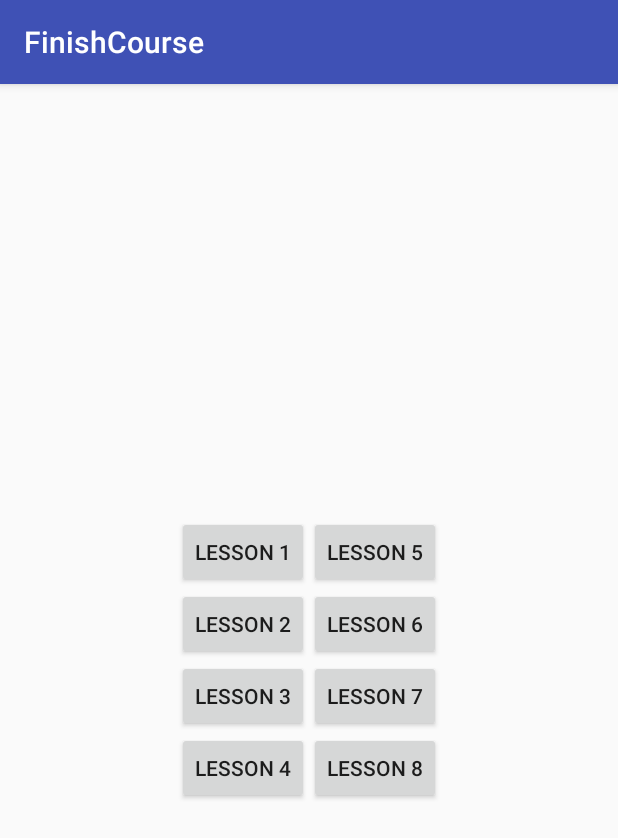
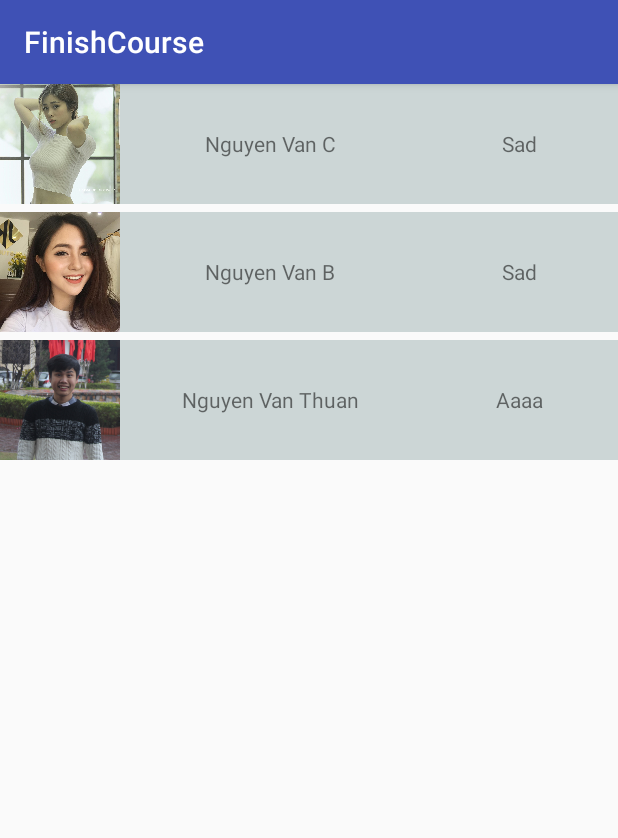
Before and after one commit to EnvityStudio/FinalCourse, an Android app: the screen it shows after launch (MainActivity before the commit, LessonSixActivity after it), after a tap on "LESSON 6", on a phone screen of 412 x 824 dp. Shown: the top 838 px of the screen. Run offline under Robolectric (Android 15) with nearby library versions, the phone set to English and light mode, and no system bars; our stand-ins replace Picasso.

Commit message:
done lesson 6

```diff
--- a/app/build.gradle
+++ b/app/build.gradle
@@ -24,6 +24,9 @@ dependencies {
     implementation 'com.android.support.constraint:constraint-layout:1.1.3'
     testImplementation 'junit:junit:4.12'
     implementation 'com.android.support:recyclerview-v7:27.0.0'
+    implementation 'com.google.code.gson:gson:2.8.2'
+    implementation 'com.squareup.picasso:picasso:2.5.2'
+    implementation 'com.android.support:design:27.0.0'
     androidTestImplementation 'com.android.support.test:runner:1.0.2'
     androidTestImplementation 'com.android.support.test.espresso:espresso-core:3.0.2'
 }
--- a/app/src/main/AndroidManifest.xml
+++ b/app/src/main/AndroidManifest.xml
@@ -31,6 +31,12 @@
         <activity android:name=".lessonThree.LessonThreeSubActivity">
 
         </activity>
+        <activity android:name=".lessonSix.LessonSixActivity">
+
+        </activity>
+        <activity android:name=".lessonSix.LessonSixSubActivity">
+
+        </activity>
     </application>
 
 </manifest>
--- a/app/src/main/java/com/example/admin/finishcourse/MainActivity.java
+++ b/app/src/main/java/com/example/admin/finishcourse/MainActivity.java
@@ -13,6 +13,7 @@ import android.widget.Button;
 import android.widget.Toast;
 
 import com.example.admin.finishcourse.lessonOne.Lesson1Activity;
+import com.example.admin.finishcourse.lessonSix.LessonSixActivity;
 import com.example.admin.finishcourse.lessonThree.LessonThreeActivity;
 import com.example.admin.finishcourse.lessonTwo.LessonTwoActivity;
 
@@ -73,7 +74,8 @@ public class MainActivity extends AppCompatActivity implements View.OnClickListe
                 Toast.makeText(this, "Coming soooonnnnn!!!!", Toast.LENGTH_SHORT).show();
                 break;
             case R.id.btnLesson6:
-                Toast.makeText(this, "Coming soooonnnnn!!!!", Toast.LENGTH_SHORT).show();
+                intent = new Intent(this, LessonSixActivity.class);
+                startActivity(intent);
                 break;
             case R.id.btnLesson7:
                 Toast.makeText(this, "Coming soooonnnnn!!!!", Toast.LENGTH_SHORT).show();
--- /dev/null
+++ b/app/src/main/java/com/example/admin/finishcourse/lessonSix/LessonSixActivity.java
@@ -0,0 +1,105 @@
+package com.example.admin.finishcourse.lessonSix;
+/**
+ * @author Thuan Envity
+ * @date 2018/12/27
+ */
+
+import android.content.Context;
+import android.content.Intent;
+import android.os.Bundle;
+import android.support.annotation.Nullable;
+import android.support.v7.app.AppCompatActivity;
+import android.support.v7.widget.LinearLayoutManager;
+import android.support.v7.widget.RecyclerView;
+import android.util.Log;
+
+import com.example.admin.finishcourse.R;
+import com.google.gson.Gson;
+
+import java.util.ArrayList;
+import java.util.List;
+
+public class LessonSixActivity extends AppCompatActivity {
+    private static final String TAG = "LessonSixActivity";
+    private RecyclerView mRecyclerView;
+    private List<Student> studentList;
+    private LessonSixRecyclerViewAdapter mLessonSixRecyclerViewAdapter;
+    private Context mContext;
+
+    private void convertJson() {
+        Log.d(TAG, "convertJson: abcdef");
+        Gson gson = new Gson();
+        String json = "{\n" +
+                "  \"studentList\": [\n" +
+                "    {\n" +
+                "      \"id\":\"1\",\n" +
+                "      \"name\":\"Nguyen Van C\",\n" +
+                "      \"imageUrl\":\"a\",\n" +
+                "      \"status\":\"Sad\"\n" +
+                "    } ,\n" +
+                "    {\n" +
+                "      \"id\":\"2\",\n" +
+                "      \"name\":\"Nguyen Van B\",\n" +
+                "      \"imageUrl\":\"b\",\n" +
+                "      \"status\":\"Sad\"\n" +
+                "    } ,\n" +
+                "    {\n" +
+                "      \"id\":\"3\",\n" +
+                "      \"name\":\"Nguyen Van Thuan\",\n" +
+                "      \"imageUrl\":\"c\",\n" +
+                "      \"status\":\"Aaaa\"\n" +
+                "    }\n" +
+                "\n" +
+                "  ]\n" +
+                "}\n";
+
+
+       StudentData studentData = (StudentData) gson.fromJson(json, StudentData.class);
+       studentList = studentData.getStudentList();
+        Log.d(TAG, "convertJson: " + studentList.get(1).getName());
+    }
+
+
+    @Override
+    protected void onActivityResult(int requestCode, int resultCode, Intent data) {
+        super.onActivityResult(requestCode, resultCode, data);
+        Log.d(TAG,"onActivityResult");
+        if(requestCode==1){
+            if(resultCode==RESULT_OK){
+
+                Student student = (Student) data.getSerializableExtra("updateStudent");
+                studentList.get(Integer.parseInt(student.getId())-1).setStatus(student.getStatus());
+                Log.d(TAG, studentList.get(Integer.parseInt(student.getId())-1).getName());
+                Log.d(TAG, studentList.get(Integer.parseInt(student.getId())-1).getStatus());
+                mLessonSixRecyclerViewAdapter.update(studentList);
+            }
+        }
+    }
+
+    @Override
+    protected void onCreate(@Nullable Bundle savedInstanceState) {
+        super.onCreate(savedInstanceState);
+        setContentView(R.layout.activity_lesson6_main);
+        mRecyclerView = (RecyclerView) findViewById(R.id.recyclerViewLesson6);
+        studentList = new ArrayList<>();
+        convertJson();
+        //
+        mLessonSixRecyclerViewAdapter = new LessonSixRecyclerViewAdapter(this, studentList);
+        LinearLayoutManager layoutManager = new LinearLayoutManager(getApplicationContext());
+        layoutManager.setOrientation(LinearLayoutManager.VERTICAL);
+        mRecyclerView.setLayoutManager(layoutManager);
+
+        mRecyclerView.setAdapter(mLessonSixRecyclerViewAdapter);
+        mLessonSixRecyclerViewAdapter.setOnItemListener(new LessonSixRecyclerViewAdapter.OnItemListener() {
+            @Override
+            public void onItemClick(String student) {
+                Log.d(TAG,student);
+                Intent intent = new Intent(LessonSixActivity.this,LessonSixSubActivity.class);
+                intent.putExtra("student",studentList.get(Integer.parseInt(student)-1));
+                startActivityForResult(intent,1);
+            }
+        });
+
+
+    }
+}
--- /dev/null
+++ b/app/src/main/java/com/example/admin/finishcourse/lessonSix/LessonSixRecyclerViewAdapter.java
@@ -0,0 +1,101 @@
+package com.example.admin.finishcourse.lessonSix;
+
+import android.content.Context;
+import android.graphics.drawable.Drawable;
+import android.media.Image;
+import android.support.v7.widget.RecyclerView;
+import android.text.Layout;
+import android.util.Log;
+import android.view.LayoutInflater;
+import android.view.View;
+import android.view.ViewGroup;
+import android.widget.ImageView;
+import android.widget.LinearLayout;
+import android.widget.TextView;
+import java.util.List;
+import com.example.admin.finishcourse.R;
+import com.squareup.picasso.Picasso;
+import com.squareup.picasso.Target;
+
+/**
+ * @author Thuan Envity
+ * @date 2018/12/27
+ */
+public class LessonSixRecyclerViewAdapter extends RecyclerView.Adapter<RecyclerView.ViewHolder> {
+    private List<Student> studentList;
+    private Context mContext;
+    private OnItemListener onItemListener;
+    public LessonSixRecyclerViewAdapter(Context mContext,List<Student> studentList) {
+        this.mContext = mContext;
+        this.studentList = studentList;
+    }
+    public void update(List<Student> studentList) {
+        this.studentList = studentList;
+
+        notifyDataSetChanged();
+    }
+    @Override
+    public RecyclerView.ViewHolder onCreateViewHolder(ViewGroup parent, int viewType) {
+        LayoutInflater layoutInflater = LayoutInflater.from(parent.getContext());
+        View view = layoutInflater.inflate(R.layout.item_lesson6,parent,false);
+        return new ItemHolder(view);
+    }
+
+    @Override
+    public void onBindViewHolder(final RecyclerView.ViewHolder holder, final int position) {
+        ((ItemHolder)holder).tvName.setText(studentList.get(position).getName());
+        ((ItemHolder)holder).tvStatus.setText(studentList.get(position).getStatus());
+        ((ItemHolder)holder).setIdStudent(studentList.get(position).getId());
+        String imageURL = studentList.get(position).getImageUrl();
+        int i = R.drawable.a;
+        Log.d("LessonSixrAdapter i: ", i + "");
+        int i2 = mContext.getResources().getIdentifier("a","drawable",mContext.getPackageName());
+        Log.d("LessonSixAdapter i2: ", i2 + "");
+        Log.d("ImageURL:  ", imageURL);
+        Picasso.with(mContext).load(mContext.getResources().getIdentifier(imageURL,"drawable",mContext.getPackageName())).into(((ItemHolder) holder).imageView);
+        ((ItemHolder)holder).linearLayout.setOnClickListener(new View.OnClickListener() {
+            @Override
+            public void onClick(View view) {
+                if (onItemListener!=null){
+                    onItemListener.onItemClick(studentList.get(position).getId());
+                }
+            }
+        });
+    }
+
+    @Override
+    public int getItemCount() {
+        return studentList.size();
+    }
+
+    public class ItemHolder extends RecyclerView.ViewHolder{
+        private ImageView imageView;
+        private TextView tvName;
+        private TextView tvStatus;
+        private LinearLayout linearLayout;
+        private String idStudent;
+
+        public void setIdStudent(String idStudent) {
+            this.idStudent = idStudent;
+        }
+
+        public String getIdStudent() {
+            return idStudent;
+        }
+
+        public ItemHolder(View itemView) {
+            super(itemView);
+            imageView = (ImageView) itemView.findViewById(R.id.imgViewLesson6);
+            tvName = (TextView) itemView.findViewById(R.id.tvNameLesson6);
+            tvStatus= (TextView) itemView.findViewById(R.id.tvStatusLesson6);
+            linearLayout=(LinearLayout) itemView.findViewById(R.id.linearLayoutLesson6);
+        }
+    }
+    public interface OnItemListener {
+        void onItemClick(String student);
+    }
+
+    public void setOnItemListener(OnItemListener listener) {
+        this.onItemListener = listener;
+    }
+}
--- /dev/null
+++ b/app/src/main/java/com/example/admin/finishcourse/lessonSix/Student.java
@@ -0,0 +1,55 @@
+package com.example.admin.finishcourse.lessonSix;
+/**
+ * @author Thuan Envity
+ * @date 2018/12/27
+ * */
+import java.io.Serializable;
+
+public class Student implements Serializable {
+    private String id;
+    private String name;
+    private String imageUrl;
+    private String status;
+
+    public Student() {
+    }
+
+    public Student(String id, String name, String imageUrl, String status) {
+        this.id = id;
+        this.name = name;
+        this.imageUrl = imageUrl;
+        this.status = status;
+    }
+
+    public String getId() {
+        return id;
+    }
+
+    public void setId(String id) {
+        this.id = id;
+    }
+
+    public String getName() {
+        return name;
+    }
+
+    public void setName(String name) {
+        this.name = name;
+    }
+
+    public String getImageUrl() {
+        return imageUrl;
+    }
+
+    public void setImageUrl(String imageUrl) {
+        this.imageUrl = imageUrl;
+    }
+
+    public String getStatus() {
+        return status;
+    }
+
+    public void setStatus(String status) {
+        this.status = status;
+    }
+}
--- /dev/null
+++ b/app/src/main/java/com/example/admin/finishcourse/lessonSix/StudentData.java
@@ -0,0 +1,23 @@
+package com.example.admin.finishcourse.lessonSix;
+
+import java.io.Serializable;
+import java.util.List;
+
+public class StudentData implements Serializable {
+    private List<Student> studentList;
+
+    public StudentData() {
+    }
+
+    public StudentData(List<Student> studentList) {
+        this.studentList = studentList;
+    }
+
+    public List<Student> getStudentList() {
+        return studentList;
+    }
+
+    public void setStudentList(List<Student> studentList) {
+        this.studentList = studentList;
+    }
+}
--- a/app/src/main/res/layout/activity_lesson1_main.xml
+++ b/app/src/main/res/layout/activity_lesson1_main.xml
@@ -14,7 +14,7 @@
 
     <LinearLayout
         android:layout_width="match_parent"
-        android:layout_height="40dp"
+        android:layout_height="50dp"
         android:gravity="center">
 
         <EditText
@@ -41,7 +41,7 @@
     <EditText
         android:id="@+id/edtThree"
         android:layout_width="match_parent"
-        android:layout_height="40dp"
+        android:layout_height="50dp"
         android:gravity="center"
         android:hint="Result" />
     <Button
--- a/app/src/main/res/layout/activity_lesson2.xml
+++ b/app/src/main/res/layout/activity_lesson2.xml
@@ -8,7 +8,7 @@
     <TextView
         android:id="@+id/tvResultLesson2"
         android:layout_width="wrap_content"
-        android:layout_height="wrap_content"
+        android:layout_height="50dp"
         android:hint="result"
         android:textSize="20dp" />
 
--- a/app/src/main/res/layout/activity_lesson3_main.xml
+++ b/app/src/main/res/layout/activity_lesson3_main.xml
@@ -9,10 +9,6 @@
         android:id="@+id/recyclerView"
         android:layout_width="match_parent"
         android:layout_height="match_parent"/>
-    <TextView
-        android:layout_width="match_parent"
-        android:layout_height="match_parent"
-        android:text="abc"/>
 
 
 </android.support.constraint.ConstraintLayout>
--- /dev/null
+++ b/app/src/main/res/layout/activity_lesson6_main.xml
@@ -0,0 +1,11 @@
+<?xml version="1.0" encoding="utf-8"?>
+<LinearLayout
+    xmlns:android="http://schemas.android.com/apk/res/android" android:layout_width="match_parent"
+    android:layout_height="match_parent">
+    <android.support.v7.widget.RecyclerView
+        android:id="@+id/recyclerViewLesson6"
+        android:layout_width="match_parent"
+        android:layout_height="match_parent">
+
+    </android.support.v7.widget.RecyclerView>
+</LinearLayout>
--- /dev/null
+++ b/app/src/main/res/layout/item_lesson6.xml
@@ -0,0 +1,37 @@
+<?xml version="1.0" encoding="utf-8"?>
+<LinearLayout xmlns:android="http://schemas.android.com/apk/res/android"
+    android:layout_width="match_parent"
+    android:layout_height="85dp"
+    android:layout_gravity="center"
+    android:orientation="horizontal"
+    android:id="@+id/linearLayoutLesson6"
+    >
+    <LinearLayout
+        android:layout_width="match_parent"
+        android:layout_height="80dp"
+        android:background="@color/colorLesson6">
+        <ImageView
+            android:id="@+id/imgViewLesson6"
+            android:layout_width="80dp"
+            android:layout_height="80dp"
+            android:layout_gravity="center"
+            android:src="@drawable/c"/>
+
+        <TextView
+            android:id="@+id/tvNameLesson6"
+            android:layout_width="200dp"
+            android:layout_height="80dp"
+            android:layout_gravity="center"
+            android:gravity="center"
+            android:text="Nguyen Van A" />
+        <TextView
+            android:id="@+id/tvStatusLesson6"
+            android:layout_width="match_parent"
+            android:layout_height="80dp"
+            android:layout_gravity="center"
+            android:gravity="center"
+            android:text="SAddddd"/>
+
+    </LinearLayout>
+
+</LinearLayout>
--- a/app/src/main/res/values/colors.xml
+++ b/app/src/main/res/values/colors.xml
@@ -4,4 +4,5 @@
     <color name="colorPrimaryDark">#303F9F</color>
     <color name="colorAccent">#FF4081</color>
     <color name="colorLesson3">#046e65</color>
+    <color name="colorLesson6">#ccd6d6</color>
 </resources>
```
Also changed, not shown: app/src/main/java/com/example/admin/finishcourse/lessonSix/LessonSixSubActivity.java (added, +53 -0 lines), app/src/main/java/com/example/admin/finishcourse/lessonSix/student.json (added, +23 -0 lines), app/src/main/res/layout/activity_lesson6.xml (added, +41 -0 lines), app/src/main/res/drawable/a.png (added), app/src/main/res/drawable/b.png (added), app/src/main/res/drawable/c.png (added).
